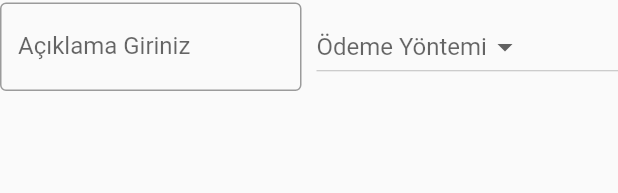
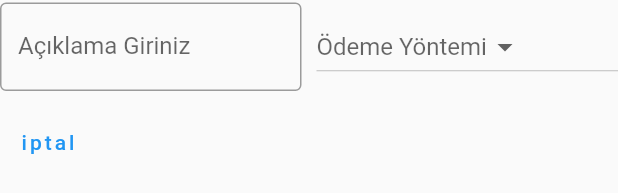
Before and after one commit to gokgorkem/on_muhasebe_ypy, a Flutter app: the YeniTransferBankalarBody widget shown alone on an empty page, opened directly, on a phone screen of 412 x 824 dp. Shown: the part 188-381 px from the top of the screen. Run offline on Flutter 3.47's test engine with Material 2 defaults, Android fonts, the phone set to English and light mode, and no system bars; our stand-ins replace chopper, dartz, data_connection_checker, equatable, fl_chart, flutter_datetime_picker and 2 more; missing offline and left inert: shared_preferences_web.

Commit message:
Case 42 Update yeni transfer bankalar body add iptal button
Updated yeni transfer bankalar body add iptal button

```diff
--- a/lib/features/yeni_transfer_bankalar/presentation/widgets/yeni_transfer_bankalar_body.dart
+++ b/lib/features/yeni_transfer_bankalar/presentation/widgets/yeni_transfer_bankalar_body.dart
@@ -163,6 +163,12 @@ class _YeniTransferBankalarBodyState extends State<YeniTransferBankalarBody> {
                 ),
               ],
             ),
+            SizedBox(height: 10,),
+            Row(children: [
+              TextButton(onPressed: () => null, child: Text("iptal")),
+              SizedBox(width: 10,),
+
+            ],)
           ],
         ),
       ),
```
